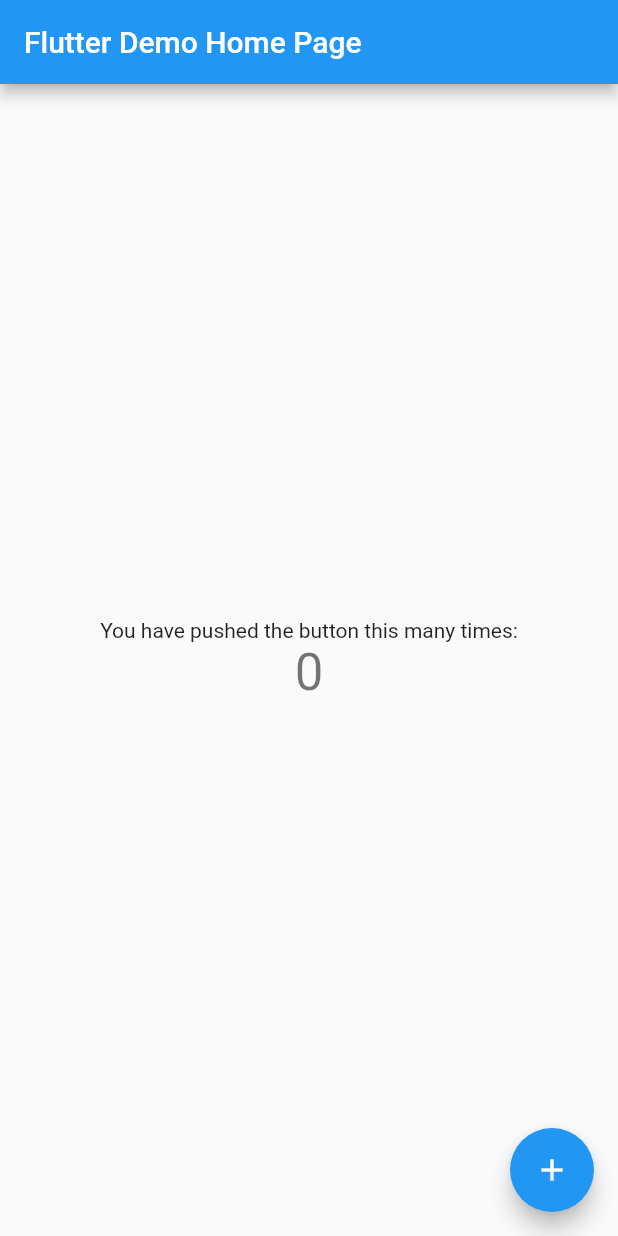
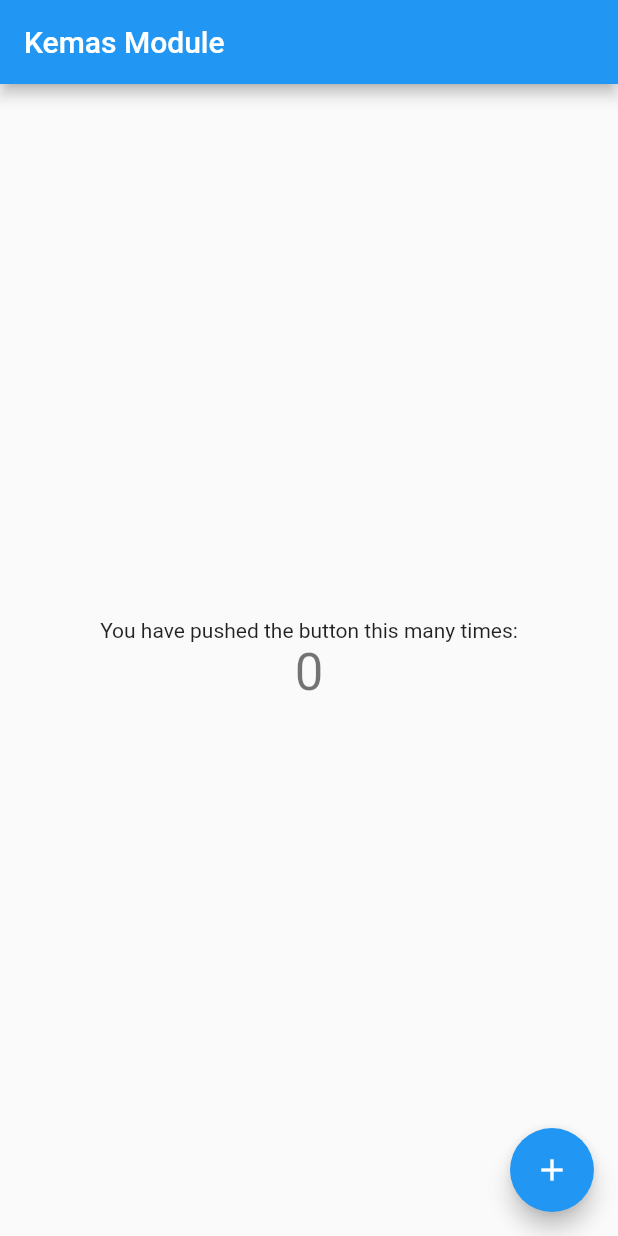
Before and after one commit to arrokh/integrate-flutter-android-native, a Flutter app: the screen it shows after launch, on a phone screen of 412 x 824 dp. Run offline on Flutter 3.47's test engine with Material 2 defaults, Android fonts, the phone set to English and light mode, and no system bars.

Commit message:
Testing Android and Flutter on device

```diff
--- a/kemas-module/lib/main.dart
+++ b/kemas-module/lib/main.dart
@@ -3,38 +3,21 @@ import 'package:flutter/material.dart';
 void main() => runApp(MyApp());
 
 class MyApp extends StatelessWidget {
-  // This widget is the root of your application.
   @override
   Widget build(BuildContext context) {
     return MaterialApp(
-      title: 'Flutter Demo',
+      debugShowCheckedModeBanner: false,
+      title: 'Kemas Module',
       theme: ThemeData(
-        // This is the theme of your application.
-        //
-        // Try running your application with "flutter run". You'll see the
-        // application has a blue toolbar. Then, without quitting the app, try
-        // changing the primarySwatch below to Colors.green and then invoke
-        // "hot reload" (press "r" in the console where you ran "flutter run",
-        // or press Run > Flutter Hot Reload in a Flutter IDE). Notice that the
-        // counter didn't reset back to zero; the application is not restarted.
         primarySwatch: Colors.blue,
       ),
-      home: MyHomePage(title: 'Flutter Demo Home Page'),
+      home: MyHomePage(title: 'Kemas Module'),
     );
   }
 }
 
 class MyHomePage extends StatefulWidget {
   MyHomePage({Key key, this.title}) : super(key: key);
-
-  // This widget is the home page of your application. It is stateful, meaning
-  // that it has a State object (defined below) that contains fields that affect
-  // how it looks.
-
-  // This class is the configuration for the state. It holds the values (in this
-  // case the title) provided by the parent (in this case the App widget) and
-  // used by the build method of the State. Fields in a Widget subclass are
-  // always marked "final".
 
   final String title;
 
@@ -47,47 +30,18 @@ class _MyHomePageState extends State<MyHomePage> {
 
   void _incrementCounter() {
     setState(() {
-      // This call to setState tells the Flutter framework that something has
-      // changed in this State, which causes it to rerun the build method below
-      // so that the display can reflect the updated values. If we changed
-      // _counter without calling setState(), then the build method would not be
-      // called again, and so nothing would appear to happen.
       _counter++;
     });
   }
 
   @override
   Widget build(BuildContext context) {
-    // This method is rerun every time setState is called, for instance as done
-    // by the _incrementCounter method above.
-    //
-    // The Flutter framework has been optimized to make rerunning build methods
-    // fast, so that you can just rebuild anything that needs updating rather
-    // than having to individually change instances of widgets.
     return Scaffold(
       appBar: AppBar(
-        // Here we take the value from the MyHomePage object that was created by
-        // the App.build method, and use it to set our appbar title.
         title: Text(widget.title),
       ),
       body: Center(
-        // Center is a layout widget. It takes a single child and positions it
-        // in the middle of the parent.
         child: Column(
-          // Column is also a layout widget. It takes a list of children and
-          // arranges them vertically. By default, it sizes itself to fit its
-          // children horizontally, and tries to be as tall as its parent.
-          //
-          // Invoke "debug painting" (press "p" in the console, choose the
-          // "Toggle Debug Paint" action from the Flutter Inspector in Android
-          // Studio, or the "Toggle Debug Paint" command in Visual Studio Code)
-          // to see the wireframe for each widget.
-          //
-          // Column has various properties to control how it sizes itself and
-          // how it positions its children. Here we use mainAxisAlignment to
-          // center the children vertically; the main axis here is the vertical
-          // axis because Columns are vertical (the cross axis would be
-          // horizontal).
           mainAxisAlignment: MainAxisAlignment.center,
           children: <Widget>[
             Text(
@@ -104,7 +58,7 @@ class _MyHomePageState extends State<MyHomePage> {
         onPressed: _incrementCounter,
         tooltip: 'Increment',
         child: Icon(Icons.add),
-      ), // This trailing comma makes auto-formatting nicer for build methods.
+      ),
     );
   }
 }
```
